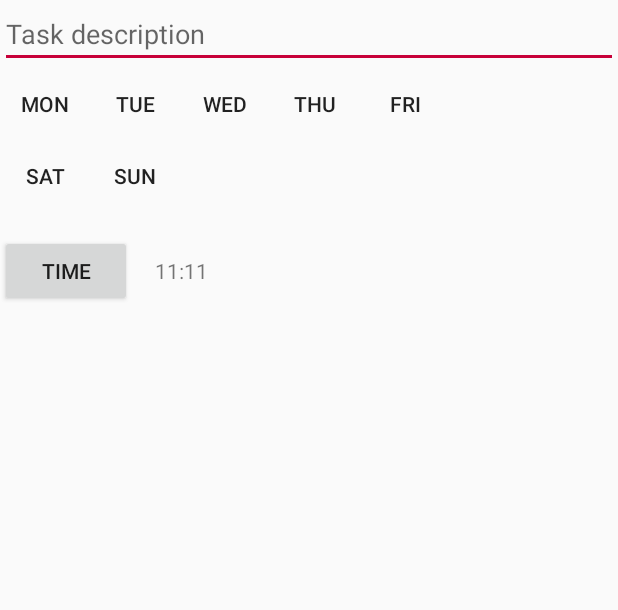
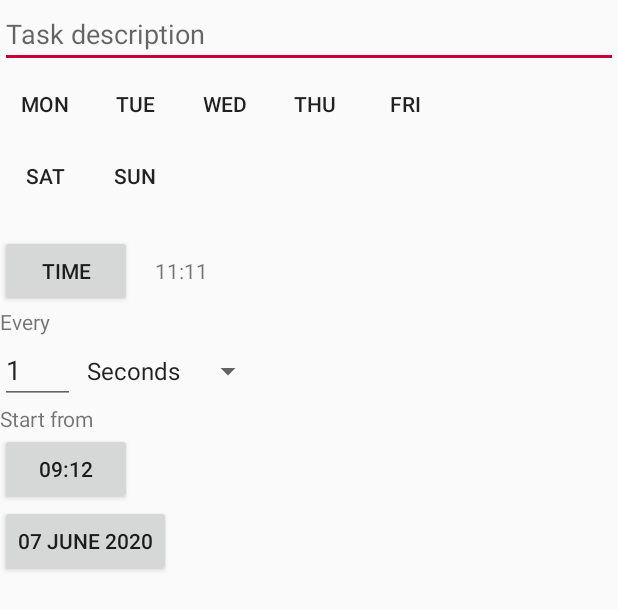
Before and after one commit to L1maginaire/RepeatingAlarmFOSS, an Android app: the layout dialog_creating_task.xml on its own in the app's theme, with its tools: preview values and no code run, on a phone screen of 412 x 824 dp. Shown: the top 610 px of the screen. Run offline under Robolectric (Android 15) with nearby library versions, the phone set to English and light mode, and no system bars.

Commit message:
sketch for every X %timeunit% feature in dialog

```diff
--- a/app/src/main/res/layout/dialog_creating_task.xml
+++ b/app/src/main/res/layout/dialog_creating_task.xml
@@ -100,4 +100,50 @@
             android:layout_height="wrap_content"
             tools:text="11:11" />
     </LinearLayout>
+
+    <LinearLayout
+        android:layout_width="match_parent"
+        android:layout_height="wrap_content"
+        android:orientation="vertical">
+
+        <TextView
+            android:layout_width="wrap_content"
+            android:layout_height="wrap_content"
+            android:text="@string/title_every" />
+        <LinearLayout
+            android:layout_width="match_parent"
+            android:layout_height="wrap_content">
+            <EditText
+                android:id="@+id/etEveryXValue"
+                android:layout_width="50dp"
+                android:layout_height="wrap_content"
+                android:text="1"
+                android:inputType="number"
+                tools:ignore="HardcodedText" />
+
+            <Spinner
+                android:id="@+id/spinnerTimeUnits"
+                android:layout_width="wrap_content"
+                android:layout_height="wrap_content"
+                android:entries="@array/time_units" />
+        </LinearLayout>
+
+        <TextView
+            android:layout_width="wrap_content"
+            android:layout_height="wrap_content"
+            android:text="@string/title_start_from" />
+
+        <Button
+            android:id="@+id/buttonTimePicker"
+            android:layout_width="wrap_content"
+            android:layout_height="wrap_content"
+            tools:text="09:12"
+            />
+        <Button
+            android:id="@+id/buttonDatePicker"
+            android:layout_width="wrap_content"
+            android:layout_height="wrap_content"
+            tools:text="07 June 2020"
+            />
+    </LinearLayout>
 </LinearLayout>
--- a/app/src/main/res/values/strings.xml
+++ b/app/src/main/res/values/strings.xml
@@ -3,6 +3,12 @@
     <string name="add_new_task">Add new task</string>
     <string name="db_error">Something wrong with database!</string>
     <string name="title_every">Every</string>
+    <string name="hint_task_description">Task description</string>
+    <string name="title_activity_alarm">AlarmActivity</string>
+    <string name="dismiss">Dismiss</string>
+    <string name="toast_set_proper_time">Time of first launch is already left. Please, specify correct one.</string>
+    <string name="title_time">Time</string>
+    <string name="title_start_from">Start from</string>
 
     <!--day of week-->
     <string name="day_of_week_monday">Monday</string>
@@ -23,14 +29,8 @@
     <string name="short_day_of_week_sunday">SUN</string>
 
     <!--time unit-->
-    <string name="time_unit_hour">Hour</string>
-    <string name="time_unit_second">Second</string>
-    <string name="time_unit_minute">Minute</string>
-    <string name="time_unit_day">Day</string>
-    <string name="hint_task_description">Task description</string>
-    <string name="title_activity_alarm">AlarmActivity</string>
-    <string name="dismiss">Dismiss</string>
-    <string name="toast_set_proper_time">Time of first launch is already left. Please, specify correct one.</string>
-    <string name="title_time">Time</string>
-
+    <string name="time_unit_hour">Hours</string>
+    <string name="time_unit_second">Seconds</string>
+    <string name="time_unit_minute">Minutes</string>
+    <string name="time_unit_day">Days</string>
 </resources>
```
